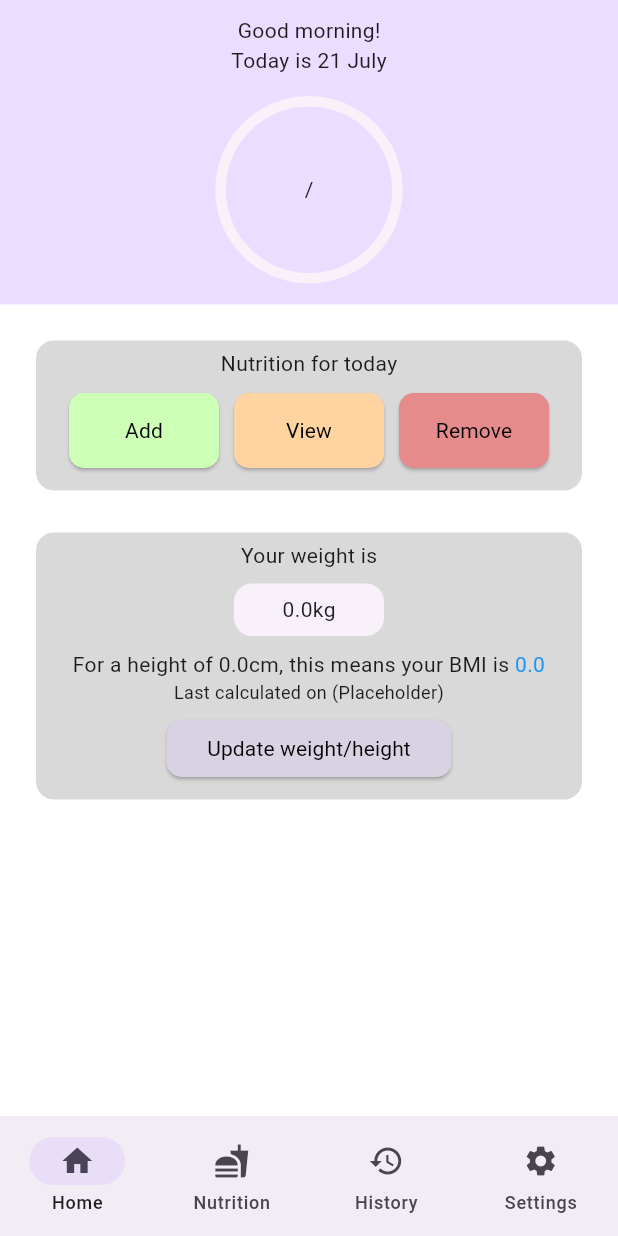
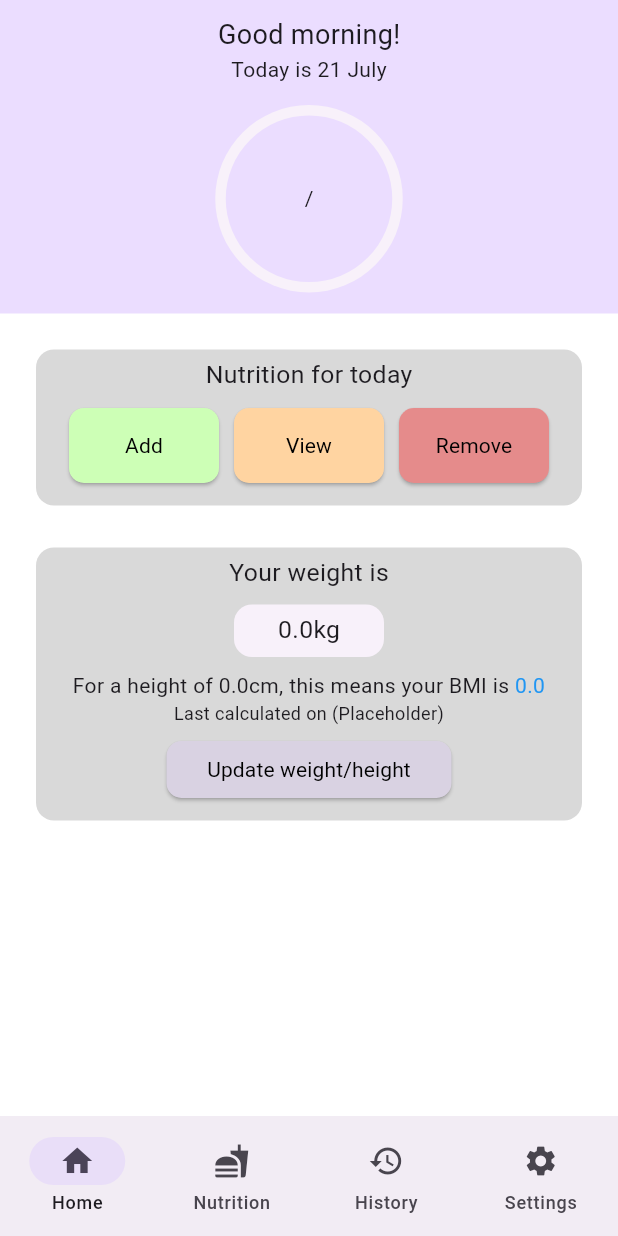
Before and after one commit to smstone0/Caloric, a Flutter app: the screen it shows after launch, on a phone screen of 412 x 824 dp. Run offline on Flutter 3.47's test engine with Material 2 defaults, Android fonts, the phone set to English and light mode, and no system bars; our stand-ins replace google_fonts.

Commit message:
Change font sizes

```diff
--- a/lib/main.dart
+++ b/lib/main.dart
@@ -17,7 +17,10 @@ class MyApp extends StatelessWidget {
       theme: ThemeData(
         colorScheme: ColorScheme.fromSeed(seedColor: Colors.deepPurple),
         useMaterial3: true,
-        //textTheme: GoogleFonts.arapeyTextTheme(Theme.of(context).textTheme),
+        // textTheme:
+        //     GoogleFonts.arapeyTextTheme(Theme.of(context).textTheme.apply(
+        //           fontSizeFactor: 1.1,
+        //         )),
       ),
       home: const MyHomePage(),
     );
--- a/lib/today_page.dart
+++ b/lib/today_page.dart
@@ -67,7 +67,8 @@ class TodayPage extends StatelessWidget {
             child: SafeArea(
               child: Column(
                 children: [
-                  Text("Good $timeOfDay!"),
+                  Text("Good $timeOfDay!",
+                      style: const TextStyle(fontSize: 18)),
                   Text("Today is ${time.day} $month"),
                   const SizedBox(height: 10),
                   const CalorieRing(),
@@ -155,7 +156,7 @@ class StatsCard extends StatelessWidget {
 
     return Column(
       children: [
-        const Text("Your weight is"),
+        const Text("Your weight is", style: TextStyle(fontSize: 16.5)),
         Padding(
           padding: const EdgeInsets.fromLTRB(0, 5, 0, 5),
           child: Card(
@@ -163,7 +164,9 @@ class StatsCard extends StatelessWidget {
             child: SizedBox(
               width: 100,
               height: 35,
-              child: Center(child: Text("$weight$weightUnit")),
+              child: Center(
+                  child: Text("$weight$weightUnit",
+                      style: TextStyle(fontSize: 16.5))),
             ),
           ),
         ),
@@ -243,7 +246,7 @@ class ButtonCard extends StatelessWidget {
 
     return Column(
       children: [
-        const Text("Nutrition for today"),
+        const Text("Nutrition for today", style: TextStyle(fontSize: 16.5)),
         LayoutBuilder(builder: ((context, constraints) {
           if (constraints.maxWidth > 330) {
             return Row(
```
